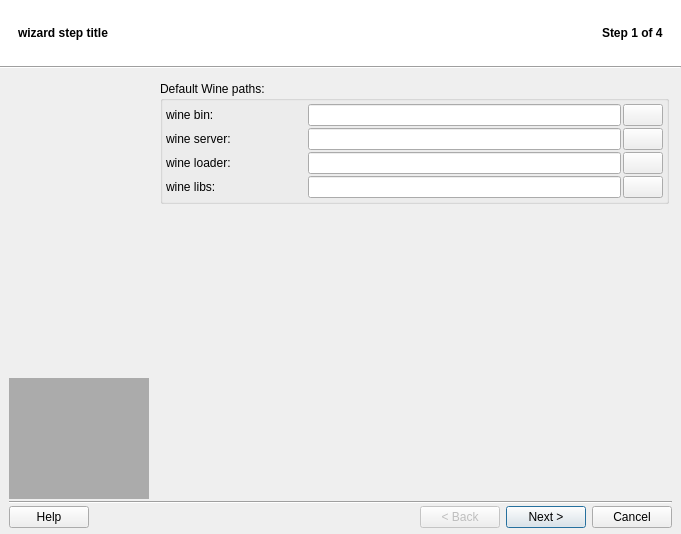
The window that src/q4wine-gui/uis/Wizard.ui (brezerk/q4wine) describes before a commit, drawn with Qt 5.
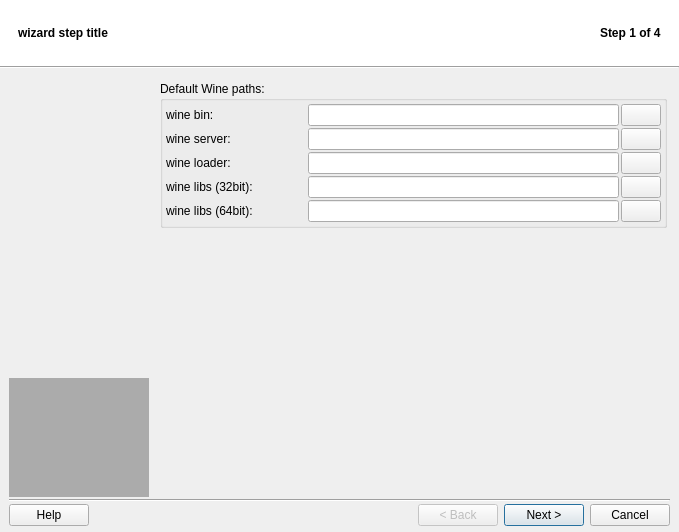
The same window after the commit. The open tabs and pages were chosen to show the change. Icons and pictures are not drawn.

Commit message: Fixed: Enhanced win64 support for wine; Better Wine library path autodetection [Linux];

```diff
--- a/src/q4wine-gui/uis/Wizard.ui
+++ b/src/q4wine-gui/uis/Wizard.ui
@@ -10,8 +10,8 @@
    <rect>
     <x>0</x>
     <y>0</y>
-    <width>681</width>
-    <height>534</height>
+    <width>679</width>
+    <height>532</height>
    </rect>
   </property>
   <property name="windowTitle">
@@ -701,7 +701,7 @@
                           </size>
                          </property>
                          <property name="text">
-                          <string notr="true">wine libs:</string>
+                          <string notr="true">wine libs (32bit):</string>
                          </property>
                         </widget>
                        </item>
@@ -737,6 +737,63 @@
                       </layout>
                      </widget>
                     </item>
+                    <item>
+                     <widget class="QWidget" name="widget_33" native="true">
+                      <layout class="QHBoxLayout" name="_11">
+                       <property name="margin">
+                        <number>0</number>
+                       </property>
+                       <item>
+                        <widget class="QLabel" name="label_33">
+                         <property name="minimumSize">
+                          <size>
+                           <width>140</width>
+                           <height>0</height>
+                          </size>
+                         </property>
+                         <property name="maximumSize">
+                          <size>
+                           <width>140</width>
+                           <height>16777215</height>
+                          </size>
+                         </property>
+                         <property name="text">
+                          <string notr="true">wine libs (64bit):</string>
+                         </property>
+                        </widget>
+                       </item>
+                       <item>
+                        <widget class="QLineEdit" name="txtWineDllPath64">
+                         <property name="sizePolicy">
+                          <sizepolicy hsizetype="MinimumExpanding" vsizetype="Minimum">
+                           <horstretch>0</horstretch>
+                           <verstretch>0</verstretch>
+                          </sizepolicy>
+                         </property>
+                        </widget>
+                       </item>
+                       <item>
+                        <widget class="QPushButton" name="cmdGetWineDllPath64">
+                         <property name="sizePolicy">
+                          <sizepolicy hsizetype="Preferred" vsizetype="Minimum">
+                           <horstretch>0</horstretch>
+                           <verstretch>0</verstretch>
+                          </sizepolicy>
+                         </property>
+                         <property name="text">
+                          <string/>
+                         </property>
+                         <property name="iconSize">
+                          <size>
+                           <width>16</width>
+                           <height>16</height>
+                          </size>
+                         </property>
+                        </widget>
+                       </item>
+                      </layout>
+                     </widget>
+                    </item>
                    </layout>
                   </widget>
                  </item>
```
Left out of the diff: 6 changed lines with no effect on the pictures. The commit also changes 11 other files.
